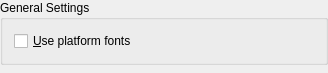
Above: generators/spectre/conf/gssettingswidget.ui from KDE/okular before the change. Below: the same form after it.
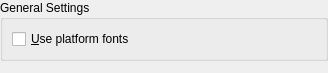
That is the form after the change.

Commit message:
SVN_SILENT Cleanup .ui files
This removes (as discussed on k-c-d)
* obsolete <pixmapfunction>
* deprecated <layoutdefault>
* empty <author>, <comment>, <exportmacro>

```diff
--- a/generators/spectre/conf/gssettingswidget.ui
+++ b/generators/spectre/conf/gssettingswidget.ui
@@ -56,7 +56,6 @@
    </item>
   </layout>
  </widget>
- <layoutdefault spacing="6" margin="11" />
   <resources/>
  <connections/>
 </ui>
```
The commit also changes 5 other files.
